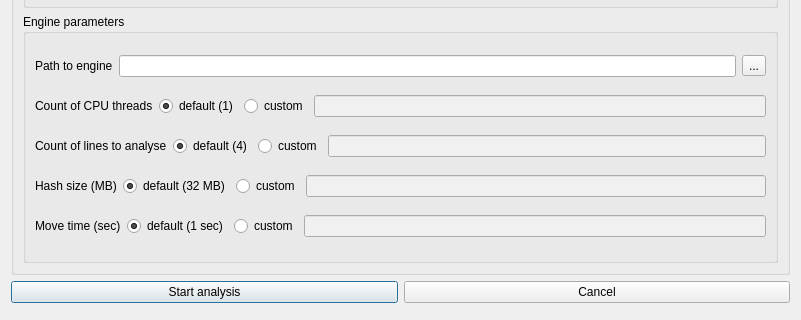
Before: the Qt Designer form qt/GUI_of_tool/new_anal_window.ui in ZltZZZ/Anti-cheat-chess-tool, drawn with Qt 5; both pictures show x 0 to 801 and y 281 to 601 of the 801 by 601 pixel window.
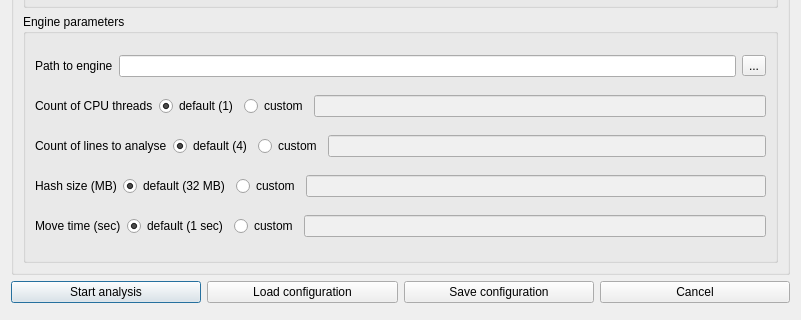
After: the same form once the commit is applied.

The edit to the form file:
```diff
--- a/qt/GUI_of_tool/new_anal_window.ui
+++ b/qt/GUI_of_tool/new_anal_window.ui
@@ -565,6 +565,20 @@
        </property>
       </widget>
      </item>
+     <item>
+      <widget class="QPushButton" name="loadConfButt">
+       <property name="text">
+        <string>Load configuration</string>
+       </property>
+      </widget>
+     </item>
+     <item>
+      <widget class="QPushButton" name="saveConfButt">
+       <property name="text">
+        <string>Save configuration</string>
+       </property>
+      </widget>
+     </item>
      <item>
       <widget class="QPushButton" name="CanselButt">
        <property name="text">
```
Left out of the diff: 16 changed lines with no effect on the pictures.
